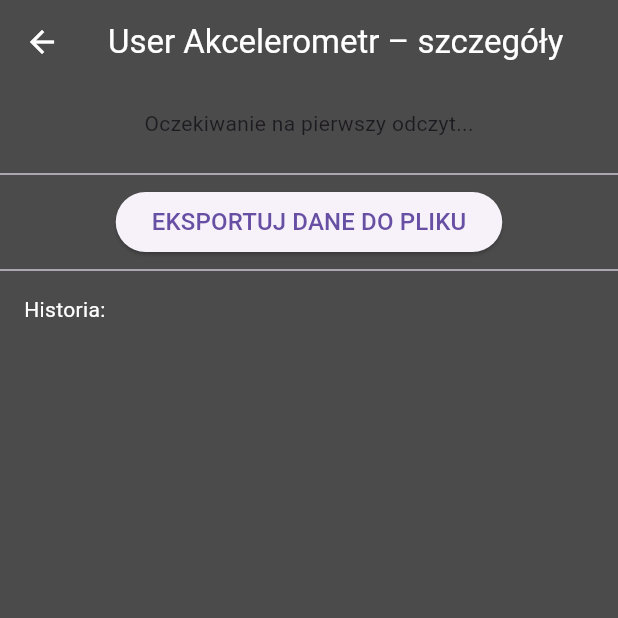
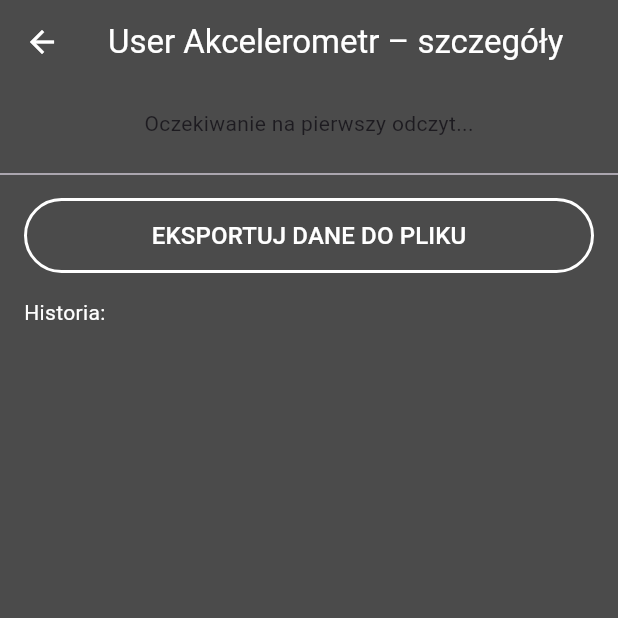
Before and after one commit to DAXPL/FlutterLectures, a Flutter app: the UserAccelerometerDetailScreen screen opened directly, on a phone screen of 412 x 824 dp, the top half of it. Run offline on Flutter 3.47's test engine with Material 3 defaults, Android fonts, the phone set to English and light mode, and no system bars; our stand-ins replace battery_plus, permission_handler, sensors_plus; missing offline and left inert: chart_sparkline.

Commit message:
Addet two more navBar usages

```diff
--- a/sensors/lib/tiles/userAccelerometer_detail_screen.dart
+++ b/sensors/lib/tiles/userAccelerometer_detail_screen.dart
@@ -1,5 +1,6 @@
 import 'dart:async';
 import 'package:flutter/material.dart';
+import 'package:sensors/tiles/navButton.dart';
 import 'package:sensors_plus/sensors_plus.dart';
 import '../constants.dart';
 import 'dart:math';
@@ -79,19 +80,9 @@ class _UserAccelerometerDetailScreenState extends State<UserAccelerometerDetailS
                   ),
           ),
           const Divider(),
-          Padding(
-            padding: const EdgeInsets.symmetric(horizontal: 16),
-            child: ElevatedButton(
-              onPressed: () async {
+          NavButton(label: "EKSPORTUJ DANE DO PLIKU", action: () async {
                 await exportToFile("uaccel.txt", "USER ACCEL LOG", _log, context);
-              },
-              child: const Text(
-                "EKSPORTUJ DANE DO PLIKU",
-                style: TextStyle(fontSize: 16),
-              ),
-            ),
-          ),
-          const Divider(),
+              }),
           const Padding(
             padding: EdgeInsets.symmetric(horizontal: 16, vertical: 8),
             child: Align(
```
Also changed, not shown: sensors/lib/tiles/throw_tile_detail_screen.dart (+3 -11 lines).
